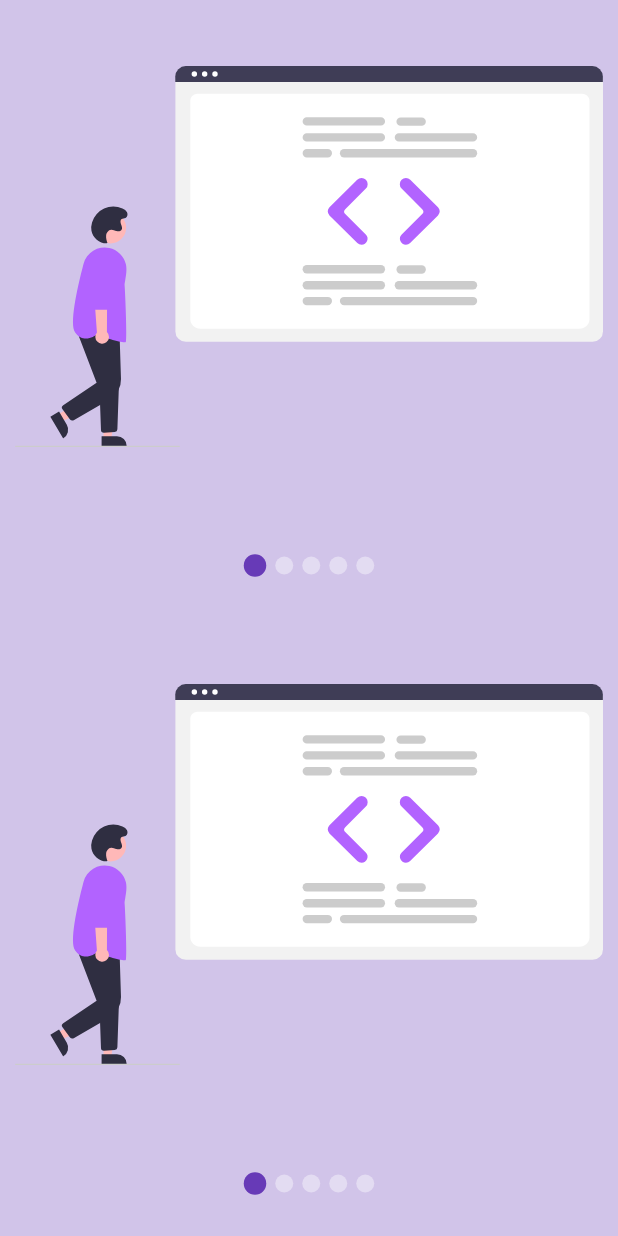
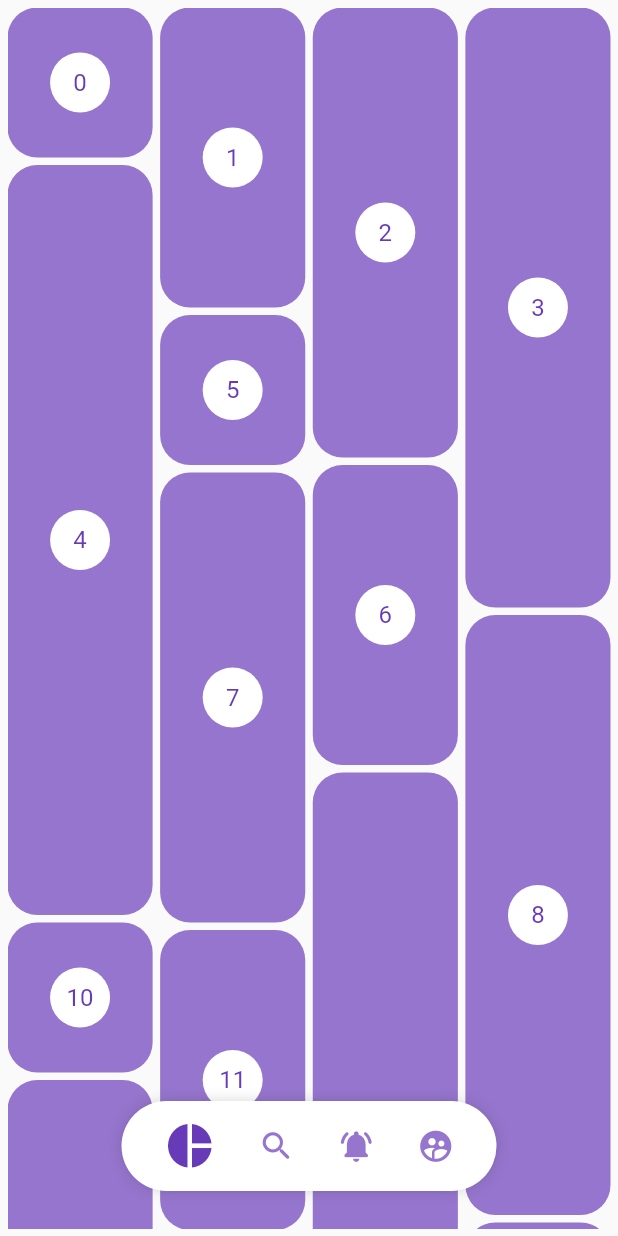
Before and after one commit to GeriCyber/flutter_custom_designs_animations, a Flutter app: the screen it shows after launch, on a phone screen of 412 x 824 dp. Run offline on Flutter 3.47's test engine with Material 2 defaults, Android fonts, the phone set to English and light mode, and no system bars; our stand-ins replace flutter_svg.

Commit message:
Pinterest Grid

```diff
--- a/lib/main.dart
+++ b/lib/main.dart
@@ -1,3 +1,4 @@
+import 'package:custom_designs/src/screens/pinterest_grid.dart';
 import 'package:custom_designs/src/screens/slideshow.dart';
 import 'package:flutter/material.dart';
 
@@ -11,7 +12,7 @@ class MyApp extends StatelessWidget {
     return const MaterialApp(
       title: 'Custom designs',
       debugShowCheckedModeBanner: false,
-      home: Slideshow()
+      home: PinterestGrid()
     );
   }
 }
--- /dev/null
+++ b/lib/src/screens/pinterest_grid.dart
@@ -0,0 +1,153 @@
+import 'package:flutter/material.dart';
+import 'package:flutter_staggered_grid_view/flutter_staggered_grid_view.dart';
+import 'package:provider/provider.dart';
+import '../widgets/pinterest_menu.dart';
+
+class PinterestGrid extends StatelessWidget {
+  const PinterestGrid({super.key});
+
+  @override
+  Widget build(BuildContext context) {
+    return ChangeNotifierProvider(
+      create: (BuildContext context) => _MenuAnimation(),
+      child: Scaffold(
+        body: Stack(
+          children: <Widget>[
+            const _Grid(),
+            _MenuPosition(),
+          ],
+        ),
+      ),
+    );
+  }
+}
+
+class _MenuPosition extends StatelessWidget {
+  @override
+  Widget build(BuildContext context) {
+    final widthSize = MediaQuery.of(context).size.width;
+    final showMenu = Provider.of<_MenuAnimation>(context).showMenu;
+
+    return Positioned(
+      bottom: 30,
+      child: Container(
+        width: widthSize,
+        child: Align(
+          child: PinterestMenu(
+            showMenu: showMenu,
+            inactiveColor: Colors.deepPurple.shade300,
+            items: [
+              PinterestButton(
+                onPressed: () => print('Icon pie_chart'),
+                icon: Icons.pie_chart
+              ),
+              PinterestButton(
+                onPressed: () => print('Icon search_rounded'),
+                icon: Icons.search_rounded
+              ),
+              PinterestButton(
+                onPressed: () => print('Icon notifications_active_rounded'),
+                icon: Icons.notifications_active_rounded
+              ),
+              PinterestButton(
+                onPressed: () => print('Icon supervised_user_circle_rounded'),
+                icon: Icons.supervised_user_circle_rounded
+              ),
+            ]
+          ),
+        ),
+      ),
+    );
+  }
+}
+
+class _Grid extends StatefulWidget {
+  const _Grid({super.key});
+
+  @override
+  State<_Grid> createState() => _GridState();
+}
+
+class _GridState extends State<_Grid> {
+  ScrollController controller = ScrollController();
+  double previousScroll = 0;
+
+  @override
+  void initState() {
+    controller.addListener(() {
+      if(controller.offset > previousScroll && controller.offset > 10) {
+        Provider.of<_MenuAnimation>(context, listen: false).showMenu = false;
+      } else {
+        Provider.of<_MenuAnimation>(context, listen: false).showMenu = true;
+      }
+      previousScroll = controller.offset;
+    });
+
+    super.initState();
+  }
+
+  @override
+  void dispose() {
+    controller.dispose();
+    super.dispose();
+  }
+
+  @override
+  Widget build(BuildContext context) {
+    return Container(
+      padding: const EdgeInsets.all(5),
+      child: MasonryGridView.count(
+      controller: controller,
+      crossAxisCount: 4,
+      mainAxisSpacing: 5,
+      crossAxisSpacing: 5,
+      itemBuilder: (context, index) {
+        return _Tile(
+          index: index,
+          extent: (index % 5 + 1) * 100,
+        );
+      },
+    )
+    );
+  }
+}
+
+class _Tile extends StatelessWidget {
+  const _Tile({
+    required this.index,
+    required this.extent,
+  });
+  final int index;
+  final double extent;
+
+  @override
+  Widget build(BuildContext context) {
+    return Container(
+      height: extent,
+      decoration: BoxDecoration(
+          color: Colors.deepPurple.shade300,
+          borderRadius: const BorderRadius.all(
+            Radius.circular(20)
+      )),
+      child: Center(
+        child: CircleAvatar(
+          backgroundColor: Colors.white,
+          child: Text(
+            '$index',
+            style: const TextStyle(color: Colors.deepPurple),),
+        ),
+      ),
+    );
+  }
+}
+
+class _MenuAnimation with ChangeNotifier {
+  bool _showMenu = true;
+
+  bool get showMenu => _showMenu;
+
+  set showMenu(bool show) {
+    _showMenu = show;
+    notifyListeners();
+  }
+}
--- /dev/null
+++ b/lib/src/widgets/pinterest_menu.dart
@@ -0,0 +1,144 @@
+import 'package:flutter/material.dart';
+import 'package:provider/provider.dart';
+
+class PinterestButton {
+  final Function onPressed;
+  final IconData icon;
+
+  PinterestButton({
+    required this.onPressed,
+    required this.icon
+  });
+}
+
+class PinterestMenu extends StatelessWidget {
+  final bool showMenu;
+  final Color activeColor;
+  final Color inactiveColor;
+  final List<PinterestButton> items;
+
+  PinterestMenu({
+    super.key,
+    this.showMenu = true,
+    this.activeColor = Colors.deepPurple,
+    this.inactiveColor = Colors.grey,
+    required this.items
+  });
+
+  @override
+  Widget build(BuildContext context) {
+    return ChangeNotifierProvider(
+      create: (BuildContext context) => _MenuModel(),
+      child: AnimatedOpacity(
+        duration: const Duration(milliseconds: 300),
+        opacity: showMenu ? 1 : 0,
+        child: Builder(
+          builder: (BuildContext context) {
+            Provider.of<_MenuModel>(context).activeColor = activeColor;
+            Provider.of<_MenuModel>(context).inactiveColor = inactiveColor;
+            return _MenuBackground(
+              child: _MenuItems(items: items)
+            );
+          }
+        ),
+      ),
+    );
+  }
+}
+
+class _MenuBackground extends StatelessWidget {
+  final Widget child;
+
+  const _MenuBackground({
+    required this.child,
+  });
+
+  @override
+  Widget build(BuildContext context) {
+    return Container(
+      width: 250,
+      height: 60,
+      decoration: const BoxDecoration(
+        borderRadius: BorderRadius.all(Radius.circular(100)),
+        color: Colors.white,
+        boxShadow: <BoxShadow>[
+          BoxShadow(
+            color: Colors.black38,
+            spreadRadius: -5,
+            blurRadius: 10
+          )
+        ]
+      ),
+      child: child,
+    );
+  }
+}
+
+class _MenuItems extends StatelessWidget {
+  final List<PinterestButton> items;
+
+  const _MenuItems({
+    required this.items
+  });
+
+  @override
+  Widget build(BuildContext context) {
+    return Row(
+      mainAxisAlignment: MainAxisAlignment.spaceEvenly,
+      children: List.generate(
+        items.length,
+        (index) => _ItemMenu(
+          index: index,
+          item: items[index]
+        )
+      )
+    );
+  }
+}
+
+class _ItemMenu extends StatelessWidget {
+  final int index;
+  final PinterestButton item;
+
+  const _ItemMenu({
+    required this.index,
+    required this.item
+  });
+
+  @override
+  Widget build(BuildContext context) {
+    final selectedIndex = Provider.of<_MenuModel>(context).selectedItem;
+    final activeColor = Provider.of<_MenuModel>(context).activeColor;
+    final inactiveColor = Provider.of<_MenuModel>(context).inactiveColor;
+
+    return GestureDetector(
+      onTap: () {
+        Provider.of<_MenuModel>(context, listen: false).selectedItem = index;
+        item.onPressed();
+      },
+      behavior: HitTestBehavior.translucent,
+      child: Container(
+        child: Icon(
+          item.icon,
+          size: (selectedIndex == index) ? 35 : 25,
+          color: (selectedIndex == index)
+          ? activeColor
+          : inactiveColor,
+        ),
+      ),
+    );
+  }
+}
+
+class _MenuModel with ChangeNotifier {
+  int _selectedIndex = 0;
+  Color activeColor = Colors.deepPurple;
+  Color inactiveColor = Colors.grey;
+
+  int get selectedItem => _selectedIndex;
+
+  set selectedItem(int index) {
+    _selectedIndex = index;
+    notifyListeners();
+  }
+}
--- a/pubspec.yaml
+++ b/pubspec.yaml
@@ -26,6 +26,7 @@ dependencies:
     sdk: flutter
   flutter_svg: ^0.21.0
   provider: ^6.0.5
+  flutter_staggered_grid_view: ^0.6.2
 
 dev_dependencies:
   flutter_lints: ^2.0.0
```
Also changed, not shown: pubspec.lock.
